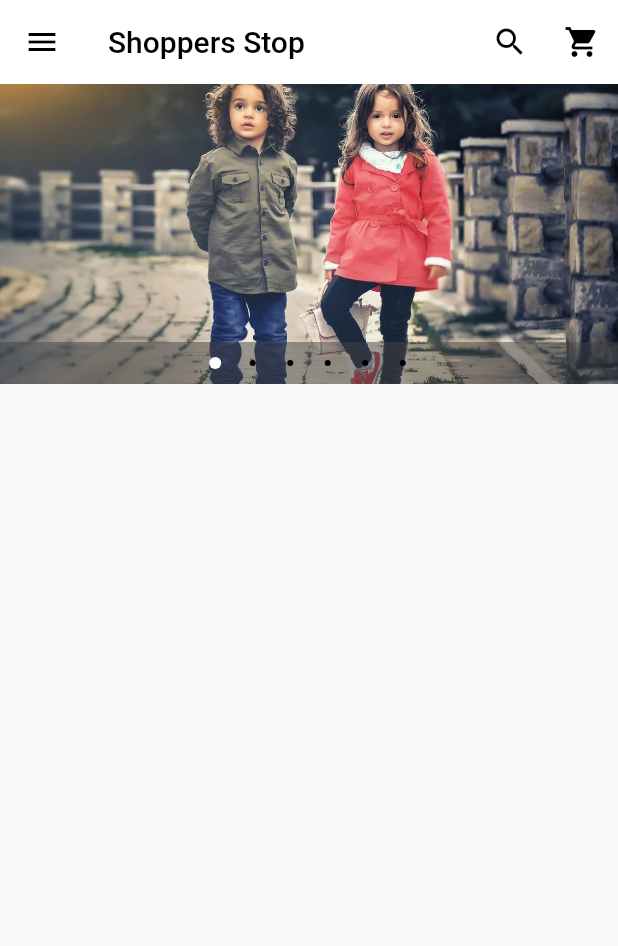
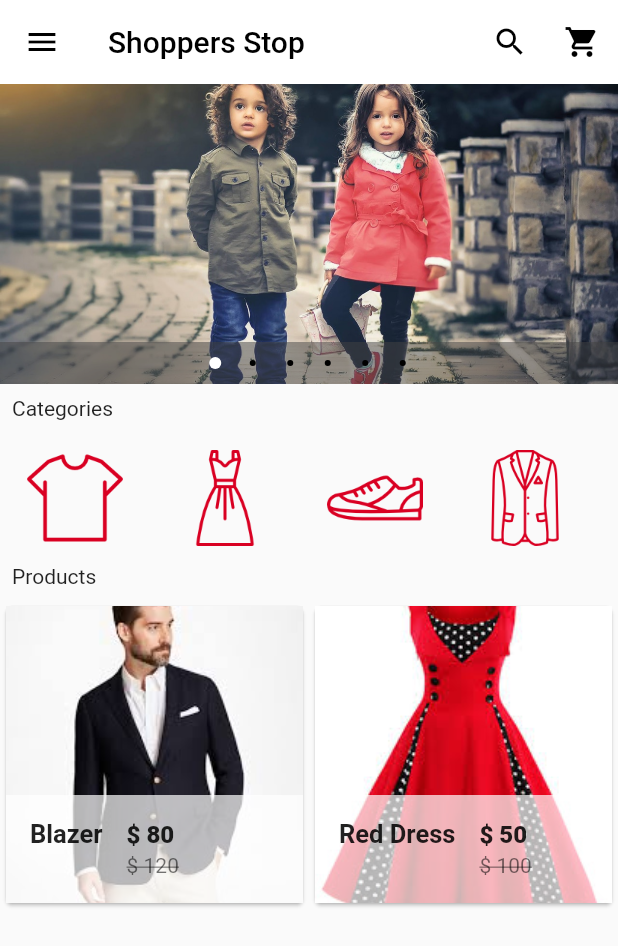
Before and after one commit to ajay1706/ecommerce-app, a Flutter app: the screen it shows after launch, on a phone screen of 412 x 824 dp. Shown: the top 946 px of the screen. Run offline on Flutter 3.47's test engine with Material 2 defaults, Android fonts, the phone set to English and light mode, and no system bars; drawn by our look-alikes of carousel_pro.

Commit message:
categories & products added

```diff
--- /dev/null
+++ b/shopper_stop/lib/components/horizontal_listview.dart
@@ -0,0 +1,49 @@
+import 'package:flutter/material.dart';
+
+
+class HorizontalList extends StatelessWidget {
+  @override
+  Widget build(BuildContext context) {
+    return Container(
+      height: 80,
+      child: ListView(
+        scrollDirection: Axis.horizontal,
+        children: <Widget>[
+        Category(img_location: 'images/categories/tshirt.png',img_caption: 'T-shirt',),
+          Category(img_location: 'images/categories/dress.png',img_caption: 'Dress',),
+          Category(img_location: 'images/categories/shoe.png',img_caption: 'Shoe',),
+          Category(img_location: 'images/categories/formal.png',img_caption: 'Formal',),
+          Category(img_location: 'images/categories/informal.png',img_caption: 'Informal',),
+          Category(img_location: 'images/categories/jeans.png',img_caption: 'Jeans',),
+          Category(img_location: 'images/categories/accessories.png',img_caption: 'Accessories',)
+        ],
+      ),
+    );
+  }
+}
+
+
+class Category extends StatelessWidget {
+
+  final String img_location;
+
+  final String img_caption;
+
+  const Category({Key key, this.img_location, this.img_caption}) : super(key: key);
+  @override
+  Widget build(BuildContext context) {
+    return Container(
+      width: 100,
+      child: Padding(padding: const EdgeInsets.all(2),
+      child: ListTile(
+
+          title: Image.asset(img_location,width: 100,height: 80,),
+        subtitle: Text(
+          img_caption,
+          textAlign: TextAlign.center,
+          maxLines: 1,
+          style: TextStyle(fontSize: 12),),
+      ),),
+    );
+  }
+}
--- /dev/null
+++ b/shopper_stop/lib/components/products.dart
@@ -0,0 +1,93 @@
+import 'package:flutter/material.dart';
+
+class Products extends StatefulWidget {
+  @override
+  _ProductsState createState() => _ProductsState();
+}
+
+class _ProductsState extends State<Products> {
+  var products = [
+    {
+      "name": "Blazer",
+      "picture": "images/products/blazer1.jpeg",
+      "old_price": "120",
+      "price": "80"
+    },
+    {
+      "name": "Red Dress",
+      "picture": "images/products/dress1.jpeg",
+      "old_price": "100",
+      "price": "50"
+    }
+  ];
+
+  @override
+  Widget build(BuildContext context) {
+    return GridView.builder(
+        itemCount: products.length,
+        gridDelegate: SliverGridDelegateWithFixedCrossAxisCount(
+          crossAxisCount: 2,
+
+        ),
+        itemBuilder: (BuildContext context, int i) => SimpleProduct(
+          prod_name: products[i]['name'],
+          prod_pic: products[i]['picture'],
+          prod_old_price: products[i]['old_price'],
+prod_price:             products[i]['price']
+          ,
+        ));
+  }
+}
+
+class SimpleProduct extends StatelessWidget {
+  final prod_name;
+  final prod_pic;
+
+  final prod_old_price;
+
+  final prod_price;
+
+  const SimpleProduct(
+      {Key key,
+      this.prod_name,
+      this.prod_pic,
+      this.prod_old_price,
+      this.prod_price})
+      : super(key: key);
+
+  @override
+  Widget build(BuildContext context) {
+    return Card(
+
+      child: Hero(tag: prod_name, child: Material(
+        child: InkWell(
+          onTap: (){},
+          child: GridTile(
+              footer: Container(
+                color: Colors.white70,
+                child: ListTile(
+                  leading: Text(prod_name,
+
+                  style: TextStyle(
+                    fontWeight: FontWeight.bold,
+                    fontSize: 17
+                  ),),
+                  title: Text("\$ ${prod_price}",
+                    style: TextStyle(
+                        color: Colors.black87,
+                        fontWeight: FontWeight.w800
+                    ),),
+                  subtitle: Text("\$ ${prod_old_price}",
+                  style: TextStyle(
+                    fontWeight: FontWeight.w400,
+                    color: Colors.black54,
+                    decoration: TextDecoration.lineThrough
+                  ),),
+                ),
+              ),
+              child: Image.asset(prod_pic,fit: BoxFit.cover,)),
+        ),
+      )),
+    );
+  }
+}
--- a/shopper_stop/lib/main.dart
+++ b/shopper_stop/lib/main.dart
@@ -1,9 +1,8 @@
-import 'package:carousel_pro/carousel_pro.dart';
 import 'package:flutter/material.dart';
-import 'package:shopper_stop/widgets/drawer_screen.dart';
+import 'package:shopper_stop/pages/homepage.dart';
+
 
 void main() => runApp(MyApp());
-
 
 class MyApp extends StatelessWidget {
   @override
@@ -11,70 +10,6 @@ class MyApp extends StatelessWidget {
     return MaterialApp(
       debugShowCheckedModeBanner: false,
       home: HomePage(),
-
     );
   }
 }
-
-class HomePage extends StatefulWidget {
-  @override
-  _HomePageState createState() => _HomePageState();
-}
-
-class _HomePageState extends State<HomePage> {
-
-  Widget img_carousel = Container(
-    height: 200,
-    child: Carousel(
-      boxFit: BoxFit.cover,
-
-      images: [
-        AssetImage("images/c1.jpg"),
-        AssetImage("images/m2.jpg"),
-        AssetImage("images/m1.jpeg"),
-        AssetImage("images/w1.jpeg"),
-        AssetImage("images/w3.jpeg"),
-        AssetImage("images/w4.jpeg"),
-
-      ],
-      autoplay: true,
-      animationCurve: Curves.fastOutSlowIn,
-      animationDuration: Duration(
-        milliseconds: 1000
-      ),
-      dotColor: Colors.black,
-      dotSize: 4.0,
-      indicatorBgPadding: 10.0,
-//      overlayShadowColors: Colors.white,
-    ),
-  );
-
-  @override
-  Widget build(BuildContext context) {
-    return Scaffold(
-      appBar: AppBar(
-        iconTheme: new IconThemeData(color: Colors.black),
-        title: Text("Shoppers Stop",
-          style: TextStyle(
-              color: Colors.black
-          ),),
-        backgroundColor: Colors.white,
-        elevation: 0,
-        actions: <Widget>[
-          IconButton(icon: Icon(Icons.search, color: Colors.black,), onPressed: (){},
-
-
-          ),
-          IconButton(icon: Icon(Icons.shopping_cart,color: Colors.black,), onPressed: (){},)
-        ],
-      ),
-      drawer: DrawerScreen(),
-
-      body: ListView(
-        children: <Widget>[
-          img_carousel
-        ],
-      ),
-    );
-  }
-}
--- /dev/null
+++ b/shopper_stop/lib/pages/homepage.dart
@@ -0,0 +1,86 @@
+import 'package:carousel_pro/carousel_pro.dart';
+import 'package:flutter/material.dart';
+import 'package:shopper_stop/components/horizontal_listview.dart';
+import 'package:shopper_stop/components/products.dart';
+import 'package:shopper_stop/widgets/drawer_screen.dart';
+
+class HomePage extends StatefulWidget {
+  @override
+  _HomePageState createState() => _HomePageState();
+}
+
+class _HomePageState extends State<HomePage> {
+  Widget img_carousel = Container(
+    height: 200,
+    child: Carousel(
+      boxFit: BoxFit.cover,
+
+      images: [
+        AssetImage("images/c1.jpg"),
+        AssetImage("images/m2.jpg"),
+        AssetImage("images/m1.jpeg"),
+        AssetImage("images/w1.jpeg"),
+        AssetImage("images/w3.jpeg"),
+        AssetImage("images/w4.jpeg"),
+      ],
+      autoplay: true,
+      animationCurve: Curves.fastOutSlowIn,
+      animationDuration: Duration(milliseconds: 1000),
+      dotColor: Colors.black,
+      dotSize: 4.0,
+      indicatorBgPadding: 10.0,
+//      overlayShadowColors: Colors.white,
+    ),
+  );
+
+  @override
+  Widget build(BuildContext context) {
+    return Scaffold(
+      appBar: AppBar(
+        iconTheme: new IconThemeData(color: Colors.black),
+        title: Text(
+          "Shoppers Stop",
+          style: TextStyle(color: Colors.black),
+        ),
+        backgroundColor: Colors.white,
+        elevation: 0,
+        actions: <Widget>[
+          IconButton(
+            icon: Icon(
+              Icons.search,
+              color: Colors.black,
+            ),
+            onPressed: () {},
+          ),
+          IconButton(
+            icon: Icon(
+              Icons.shopping_cart,
+              color: Colors.black,
+            ),
+            onPressed: () {},
+          )
+        ],
+      ),
+      drawer: DrawerScreen(),
+      body: ListView(
+        children: <Widget>[
+          //image carousel
+          img_carousel,
+          Padding(padding: const EdgeInsets.all(8),
+            child: Text("Categories"),),
+          HorizontalList(),
+          Padding(padding: const EdgeInsets.all(8),
+            child: Text("Products"),),
+
+          Container(
+            height: 320,
+            child: Products(),
+          )
+
+          //Horizontal ListView
+
+        ],
+      ),
+    );
+  }
+}
```
Also changed, not shown: shopper_stop/pubspec.yaml (+18 -0 lines), shopper_stop/images/categories/accessories.png (renamed from shopper_stop/images/attire/accessories.png), shopper_stop/images/categories/dress.png (renamed from shopper_stop/images/attire/dress.png), shopper_stop/images/categories/formal.png (renamed from shopper_stop/images/attire/formal.png), shopper_stop/images/categories/informal.png (renamed from shopper_stop/images/attire/informal.png), shopper_stop/images/categories/jeans.png (renamed from shopper_stop/images/attire/jeans.png), shopper_stop/images/categories/shoe.png (renamed from shopper_stop/images/attire/shoe.png), shopper_stop/images/categories/tshirt.png (renamed from shopper_stop/images/attire/tshirt.png).
